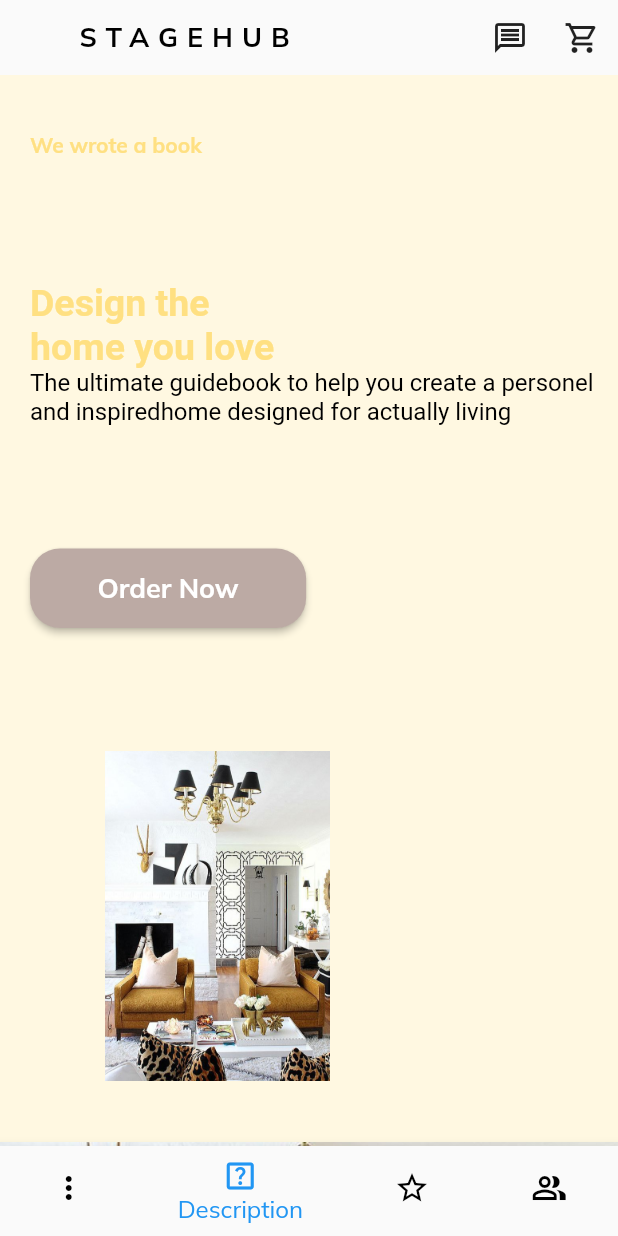
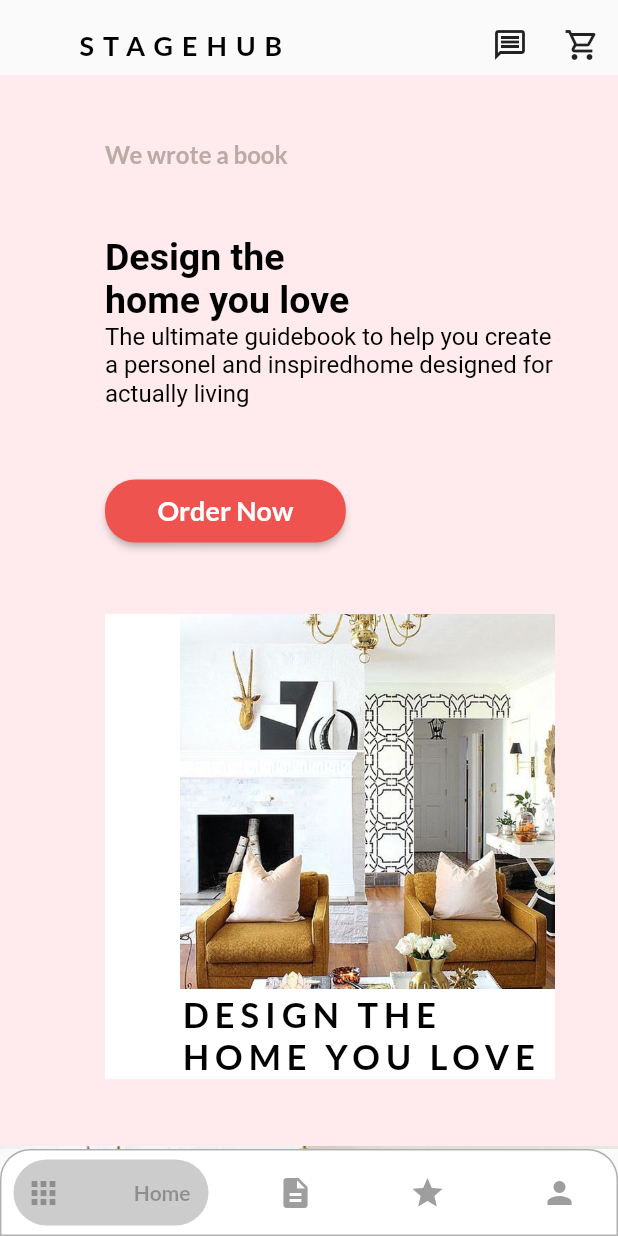
Before and after one commit to anasrasheed448/hotel_task, a Flutter app: the screen it shows after launch, scrolled down 2880 dp, on a phone screen of 412 x 824 dp. Run offline on Flutter 3.47's test engine with Material 2 defaults, Android fonts, the light colour scheme and no system bars; drawn by our look-alikes of bottom_navy_bar; our stand-ins replace carousel_slider, font_awesome_flutter, google_fonts; missing offline and left inert: flutter_circular_text.

Commit message:
final commit

```diff
--- a/lib/main.dart
+++ b/lib/main.dart
@@ -18,7 +18,7 @@ class MyApp extends StatelessWidget {
       debugShowCheckedModeBanner: false,
       title: 'Hotel',
       theme: ThemeData(
-        textTheme: GoogleFonts.mulishTextTheme(Theme.of(context).textTheme)
+        textTheme: GoogleFonts.latoTextTheme(Theme.of(context).textTheme)
             .apply(bodyColor: Colors.black),
         appBarTheme: AppBarTheme(
           color: Colors.transparent,
@@ -30,7 +30,6 @@ class MyApp extends StatelessWidget {
       routes: {
         HomePage.routeName: (ctx) => HomePage(),
       },
-
     );
   }
 }
--- a/lib/screens/description_screen.dart
+++ b/lib/screens/description_screen.dart
@@ -5,8 +5,10 @@ class DescriptionScreen extends StatelessWidget {
   @override
   Widget build(BuildContext context) {
     return Container(
+      height: double.maxFinite,
       padding: const EdgeInsets.all(20.0),
       child: Column(
+        mainAxisAlignment: MainAxisAlignment.spaceBetween,
         children: [
           const Text(
             "Interior Design is for EveryOne",
@@ -16,17 +18,17 @@ class DescriptionScreen extends StatelessWidget {
             ),
           ),
           const DescriptionWidget(Icons.home, "Find your happy place\n",
-              " Lorem Ipsum is simply dummy text of the printing and typesetting industry.Lorem Ipsum is simply dummy text of the printing and typesetting industry."),
+              "lorem  and typesetting industry. Lorem Ipsum is simply dummy text of the printing and typesetting industry.Lorem Lorem Ipsum is simply dummy text of the printing and typesetting industry.Lorem"),
           // const SizedBox(height: 5),
           const DescriptionWidget(
               Icons.price_change_outlined,
               "Find your happy place\n",
-              " Lorem Ipsum is simply dummy text of the printing and typesetting industry.Lorem Ipsum is simply dummy text of the printing and typesetting industry."),
+              "lorem  and typesetting industry. Lorem Ipsum is simply dummy text of the printing and typesetting industry.Lorem Lorem Ipsum is simply dummy text of the printing and typesetting industry.Lorem"),
           // const SizedBox(height: 5),
           const DescriptionWidget(
               Icons.location_city,
               "Create a lasting relationship\n",
-              " Lorem Ipsum is simply dummy text of the printing and typesetting industry.Lorem Ipsum is simply dummy text of the printing and typesetting industry.  "),
+              "lorem  and typesetting industry. Lorem Ipsum is simply dummy text of the printing and typesetting industry.Lorem Lorem Ipsum is simply dummy text of the printing and typesetting industry.Lorem"),
           // const SizedBox(height: 10),
         ],
       ),
--- a/lib/screens/homepage.dart
+++ b/lib/screens/homepage.dart
@@ -34,6 +34,7 @@ class HomePage extends StatelessWidget {
         DescriptionScreen(),
         PartnerScreen(),
         RatingScreen(),
+        // FooterScreen(),
       ],
     );
   }
--- a/lib/screens/order_now_screen.dart
+++ b/lib/screens/order_now_screen.dart
@@ -5,20 +5,24 @@ class OrderNowScreen extends StatelessWidget {
   @override
   Widget build(BuildContext context) {
     return Container(
-      padding: const EdgeInsets.only(left: 20),
+      padding: const EdgeInsets.only(left: 70),
       width: double.infinity,
       height: 600,
-      color: Colors.amber[50],
+      color: Colors.red.shade50,
       child: Column(
         crossAxisAlignment: CrossAxisAlignment.start,
-        mainAxisAlignment: MainAxisAlignment.spaceAround,
+        mainAxisAlignment: MainAxisAlignment.spaceEvenly,
         children: [
           Text(
             "We wrote a book",
             style: TextStyle(
-                color: Colors.amber[200], fontWeight: FontWeight.bold),
+                color: Colors.brown.shade200,
+                fontWeight: FontWeight.bold,
+                fontSize: 16),
           ),
-          Text.rich(
+          Container(
+            width: 300,
+            child: Text.rich(
               TextSpan(
                   style: TextStyle(
                     fontSize: 16,
@@ -27,7 +31,7 @@ class OrderNowScreen extends StatelessWidget {
                     TextSpan(
                       text: "Design the \nhome you love\n",
                       style: TextStyle(
-                        color: Colors.amber[200],
+                          color: Colors.black,
                           fontSize: 25,
                           fontWeight: FontWeight.bold),
                     ),
@@ -37,14 +41,42 @@ class OrderNowScreen extends StatelessWidget {
                     ),
                   ]),
             ),
-          CustomBtn("Order Now", Colors.brown.shade200,textColor: Colors.white,),
+          ),
+          CustomBtn(
+            "Order Now",
+            Colors.red.shade400,
+            textColor: Colors.white,
+            borderRadius: 20,
+            horizontal: 35,
+          ),
           Container(
-            margin: const EdgeInsets.only(left: 50),
-            width: 150,
-            height: 220,
-            child: Image.asset(
+            color: Colors.white,
+            width: 300,
+            height: 310,
+            child: Stack(
+              alignment: Alignment.topRight,
+              children: [
+                Image.asset(
                   'assets/images/img5.jpeg',
                   fit: BoxFit.cover,
+                  width: 250,
+                  height: 250,
+                ),
+                Positioned(
+                  top: 253,
+                  child: Container(
+                    width: 250,
+                    child: Text(
+                      "Design the home you love".toUpperCase(),
+                      style: TextStyle(
+                        letterSpacing: 4,
+                        fontSize: 23,
+                        fontWeight: FontWeight.bold,
+                      ),
+                    ),
+                  ),
+                ),
+              ],
             ),
           ),
         ],
--- a/lib/screens/style_quiz_screen.dart
+++ b/lib/screens/style_quiz_screen.dart
@@ -10,14 +10,16 @@ class StyleQuizScreen extends StatelessWidget {
       children: [
         Container(
             height: MediaQuery.of(context).size.height * 0.4, child: img()),
-        Container(
+        Expanded(
+          child: Container(
             padding: const EdgeInsets.only(left: 20, top: 20),
             child: Column(
-            // mainAxisAlignment: MainAxisAlignment.spaceBetween,
+              mainAxisAlignment: MainAxisAlignment.spaceEvenly,
               crossAxisAlignment: CrossAxisAlignment.start,
               children: [
                 customHeading("Style Quiz"),
                 const SizedBox(height: 5),
+                Icon(Icons.handyman),
                 Text.rich(
                   TextSpan(
                       style: TextStyle(
@@ -29,7 +31,7 @@ class StyleQuizScreen extends StatelessWidget {
                               "Which one are you? we'll help you find your style\n",
                           style: TextStyle(
                               color: Colors.black,
-                            fontSize: 20,
+                              fontSize: 28,
                               fontWeight: FontWeight.bold),
                         ),
                         TextSpan(
@@ -43,10 +45,13 @@ class StyleQuizScreen extends StatelessWidget {
                 ),
                 CustomBtn(
                   "Take Style quiz",
-                Colors.blue.shade900,
+                  Colors.red.shade400,
                   textColor: Colors.white,
+                  borderRadius: 20,
+                  horizontal: 35,
                 ),
               ],
+            ),
           ),
         ),
       ],
@@ -57,7 +62,9 @@ class StyleQuizScreen extends StatelessWidget {
     return Text(
       text,
       style: TextStyle(
-          fontSize: 16, color: Colors.amber[200], fontWeight: FontWeight.bold),
+          fontSize: 16,
+          color: Colors.brown.shade200,
+          fontWeight: FontWeight.bold),
     );
   }
 }
--- a/lib/screens/tabScreen.dart
+++ b/lib/screens/tabScreen.dart
@@ -1,5 +1,5 @@
+import 'package:bottom_navy_bar/bottom_navy_bar.dart';
 import 'package:flutter/material.dart';
-import 'package:task01/screens/about_screen.dart';
 import 'package:task01/screens/partners_screen.dart';
 import 'package:task01/screens/rating_screen.dart';
 import 'package:task01/widgets/appbar.dart';
@@ -16,16 +16,19 @@ class TabScreen extends StatefulWidget {
 }
 
 class _TabScreenState extends State<TabScreen> {
+  var active = true;
   GlobalKey<ScaffoldState> _drawerKey = GlobalKey();
 
-  var _currentIndex = 1;
+  var _currentIndex = 0;
   List<Map<String, Widget>> _pages = [];
   @override
   void initState() {
     _pages = [
-      {},
       {
         'page': HomePage(),
+      },
+      {
+        'page': DescriptionScreen(),
       },
       {
         'page': RatingScreen(),
@@ -47,41 +50,57 @@ class _TabScreenState extends State<TabScreen> {
       ),
       body: _pages[_currentIndex]['page'],
       drawer: AppDrawer(),
-      bottomNavigationBar: BottomNavigationBar(
-        currentIndex: _currentIndex,
-        unselectedItemColor: Colors.black,
-        unselectedLabelStyle: TextStyle(color: Colors.black),
-        selectedItemColor: Colors.blue,
-
-        selectedLabelStyle: TextStyle(fontSize: 16),
-
-        onTap: (index) {
-          print(index);
-          index == 0
-              ? _drawerKey.currentState!.openDrawer()
-              : setState(() {
-                  _currentIndex = index;
-                });
-        },
-        items: [
-          BottomNavigationBarItem(
-            icon: Icon(Icons.more_vert),
-            label: "Drawer",
-            backgroundColor: Colors.black54,
+      bottomNavigationBar: Container(
+        decoration: BoxDecoration(
+            borderRadius: BorderRadius.only(
+              topLeft: Radius.circular(20),
+              topRight: Radius.circular(20),
+            ),
+            border: Border.all(color: Colors.black.withOpacity(.3))),
+        child: ClipRRect(
+          borderRadius: BorderRadius.only(
+            topLeft: Radius.circular(20),
+            topRight: Radius.circular(20),
           ),
-          BottomNavigationBarItem(
-            icon: Icon(Icons.help_center_outlined),
-            label: "Description",
+          child: BottomNavyBar(
+            backgroundColor: Colors.white,
+            showElevation: true,
+            selectedIndex: _currentIndex,
+            onItemSelected: (index) => setState(() {
+              _currentIndex = index;
+            }),
+            items: [
+              BottomNavyBarItem(
+                textAlign: TextAlign.end,
+                icon: Icon(Icons.apps),
+                title: Text('Home'),
+                activeColor: Colors.black.withOpacity(.3),
+                inactiveColor: Colors.grey,
+              ),
+              BottomNavyBarItem(
+                textAlign: TextAlign.end,
+                icon: Icon(Icons.description),
+                title: Text('Description'),
+                activeColor: Colors.brown.shade200,
+                inactiveColor: Colors.grey,
+              ),
+              BottomNavyBarItem(
+                textAlign: TextAlign.end,
+                icon: Icon(Icons.star),
+                title: Text('Rating'),
+                inactiveColor: Colors.grey,
+                activeColor: Colors.blue.shade300,
+              ),
+              BottomNavyBarItem(
+                textAlign: TextAlign.end,
+                icon: Icon(Icons.person),
+                title: Text('Partners'),
+                inactiveColor: Colors.grey,
+                activeColor: Colors.red.shade200,
+              ),
+            ],
           ),
-          BottomNavigationBarItem(
-            icon: Icon(Icons.star_border_outlined),
-            label: 'Rating',
-          ),
-          BottomNavigationBarItem(
-            icon: Icon(Icons.people_alt_outlined),
-            label: 'Partners',
-          ),
-        ],
+        ),
       ),
     );
   }
--- a/lib/widgets/appbar.dart
+++ b/lib/widgets/appbar.dart
@@ -4,7 +4,7 @@ class MyAppBar extends StatelessWidget {
   @override
   Widget build(BuildContext context) {
     return Container(
-      padding: EdgeInsets.only(left: 50),
+      padding: EdgeInsets.only(left: 50, top: 10, bottom: 0),
       child: Row(
         children: [
           Text(
--- a/lib/widgets/custom_button.dart
+++ b/lib/widgets/custom_button.dart
@@ -1,12 +1,24 @@
 import 'package:flutter/material.dart';
 
 class CustomBtn extends StatelessWidget {
-  CustomBtn(this.text, this.btnColor,
-      {this.borderColor = Colors.transparent, this.textColor = Colors.black});
+  CustomBtn(
+    this.text,
+    this.btnColor, {
+    this.borderColor = Colors.transparent,
+    this.textColor = Colors.black,
+    this.borderRadius = 1,
+    this.elevation = 0,
+    this.horizontal=30,
+    this.vertical=10,
+  });
   final String text;
   final Color btnColor;
   final Color borderColor;
   final Color textColor;
+  final double borderRadius;
+  final double elevation;
+  final double horizontal;
+  final double vertical;
   @override
   Widget build(BuildContext context) {
     return ElevatedButton(
@@ -18,9 +30,9 @@ class CustomBtn extends StatelessWidget {
       ),
       style: ElevatedButton.styleFrom(
         primary: btnColor,
-        padding: const EdgeInsets.symmetric(horizontal: 45, vertical: 15),
+        padding: EdgeInsets.symmetric(horizontal: horizontal, vertical: vertical),
         shape: RoundedRectangleBorder(
-            borderRadius: BorderRadius.circular(20),
+            borderRadius: BorderRadius.circular(borderRadius),
             side: BorderSide(color: borderColor)),
       ),
     );
--- a/lib/widgets/description_widget.dart
+++ b/lib/widgets/description_widget.dart
@@ -15,10 +15,10 @@ class DescriptionWidget extends StatelessWidget {
         children: [
           Icon(
             icon,
-            color: Colors.blue,
+            color: Colors.brown.shade300,
             size: 50,
           ),
-          const SizedBox(height: 5),
+          const SizedBox(height: 10),
           Text.rich(
             TextSpan(
               children: [
--- a/pubspec.yaml
+++ b/pubspec.yaml
@@ -31,6 +31,8 @@ dependencies:
   flutter_circular_text: ^0.3.1
   carousel_slider: ^4.0.0
   google_fonts: ^2.1.0
+  bottom_navy_bar: ^6.0.0
+  font_awesome_flutter: ^9.1.0
 
 dev_dependencies:
   flutter_test:
```
Also changed, not shown: lib/screens/footer.dart (added, +105 -0 lines), lib/screens/partners_screen.dart (+25 -6 lines), lib/screens/rating_screen.dart (+46 -82 lines), lib/screens/top_screen.dart (+26 -18 lines), pubspec.lock. Lines whose indentation alone changed are shown as unchanged.
